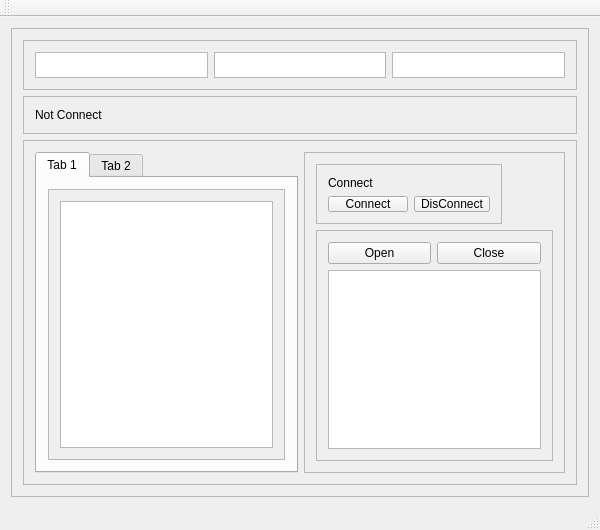
NHSE/Secs-Gem-Simulator, file Secs_Gem_Simulator/MainWindow.ui: the form before one commit.
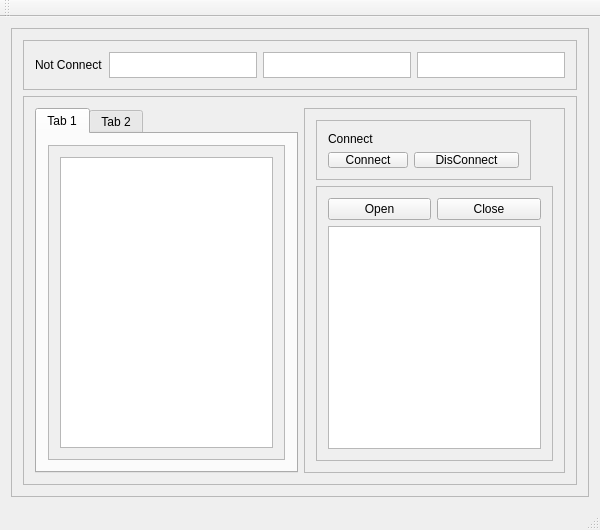
The form after the commit.

Commit message: #1-2 Hsms feat : 1. sml 파일 Load, UnLoad 기능 개발 완료 2. sml 파일 파싱하여 TextList 내 SxFx List 출력 기능 개발 완료 3. SxFx 메세지 우클릭 시 Show 메뉴 개발 완료 4. 선택된 SxFx 메세지 HSMS 메세지 구조로 변환하는 함수 개발 완료 5. HSMS packet 전송 시 서버(equipment) 측에서 수신하지 못함 -> 추후 원인 파악 후 해결 진행 예정

Diff of the .ui file:
```diff
--- a/Secs_Gem_Simulator/MainWindow.ui
+++ b/Secs_Gem_Simulator/MainWindow.ui
@@ -37,7 +37,7 @@
       </property>
       <layout class="QVBoxLayout" name="verticalLayout_2">
        <item>
-        <widget class="QFrame" name="frame_5">
+        <widget class="QFrame" name="frame_6">
          <property name="maximumSize">
           <size>
            <width>16777215</width>
@@ -50,27 +50,6 @@
          <property name="frameShadow">
           <enum>QFrame::Raised</enum>
          </property>
-         <layout class="QHBoxLayout" name="horizontalLayout_5">
-          <item>
-           <widget class="QTextEdit" name="textEdit"/>
-          </item>
-          <item>
-           <widget class="QTextEdit" name="textEdit_2"/>
-          </item>
-          <item>
-           <widget class="QTextEdit" name="textEdit_3"/>
-          </item>
-         </layout>
-        </widget>
-       </item>
-       <item>
-        <widget class="QFrame" name="frame_6">
-         <property name="frameShape">
-          <enum>QFrame::StyledPanel</enum>
-         </property>
-         <property name="frameShadow">
-          <enum>QFrame::Raised</enum>
-         </property>
          <layout class="QHBoxLayout" name="horizontalLayout_6">
           <item>
            <widget class="QLabel" name="lb_State">
@@ -79,6 +58,15 @@
             </property>
            </widget>
           </item>
+          <item>
+           <widget class="QTextEdit" name="textEdit_2"/>
+          </item>
+          <item>
+           <widget class="QTextEdit" name="textEdit"/>
+          </item>
+          <item>
+           <widget class="QTextEdit" name="textEdit_3"/>
+          </item>
          </layout>
         </widget>
        </item>
@@ -112,7 +100,7 @@
                    <x>0</x>
                    <y>0</y>
                    <width>274</width>
-                   <height>273</height>
+                   <height>311</height>
                   </rect>
                  </property>
                  <layout class="QHBoxLayout" name="horizontalLayout_7">
@@ -150,7 +138,7 @@
               <widget class="QFrame" name="frame_2">
                <property name="maximumSize">
                 <size>
-                 <width>186</width>
+                 <width>215</width>
                  <height>60</height>
                 </size>
                </property>
@@ -215,7 +203,7 @@
                  </widget>
                 </item>
                 <item row="1" column="0" colspan="2">
-                 <widget class="QTextBrowser" name="textBrowser_3"/>
+                 <widget class="QListWidget" name="lw_MsgList"/>
                 </item>
                </layout>
               </widget>
```
Left out of the diff: 1 changed line with no effect on the pictures. The commit also changes 62 other files.
